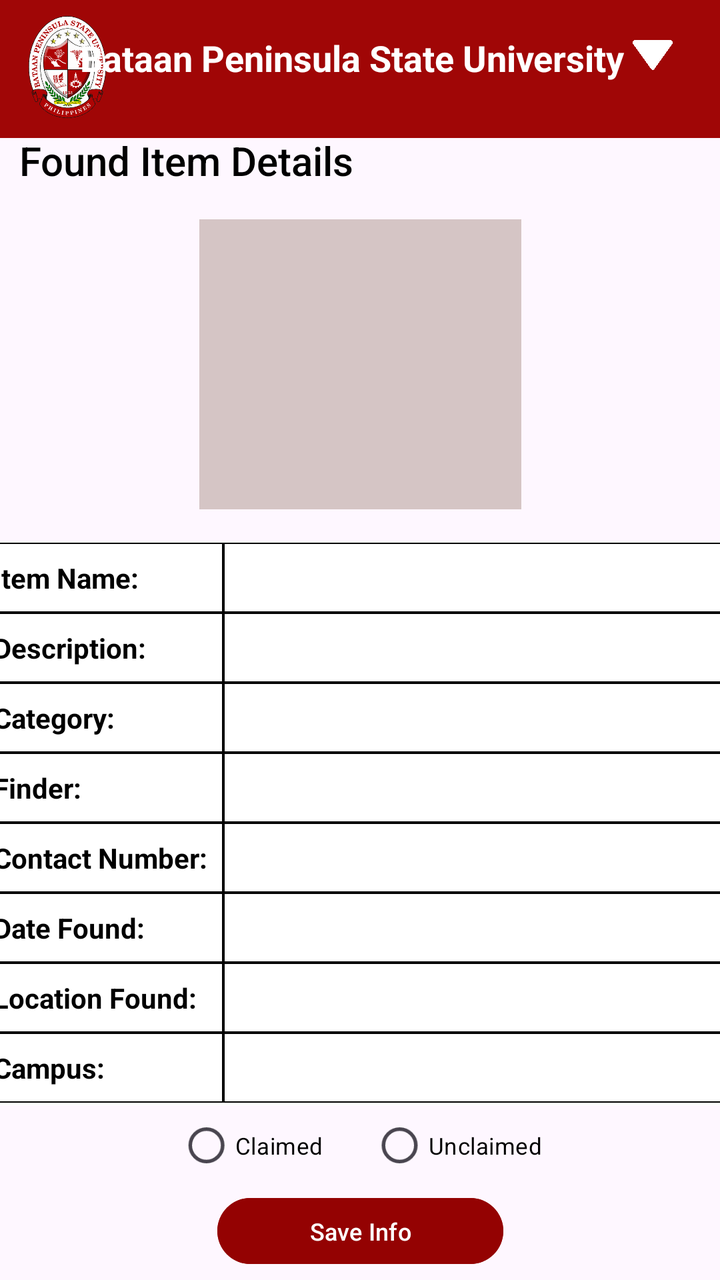
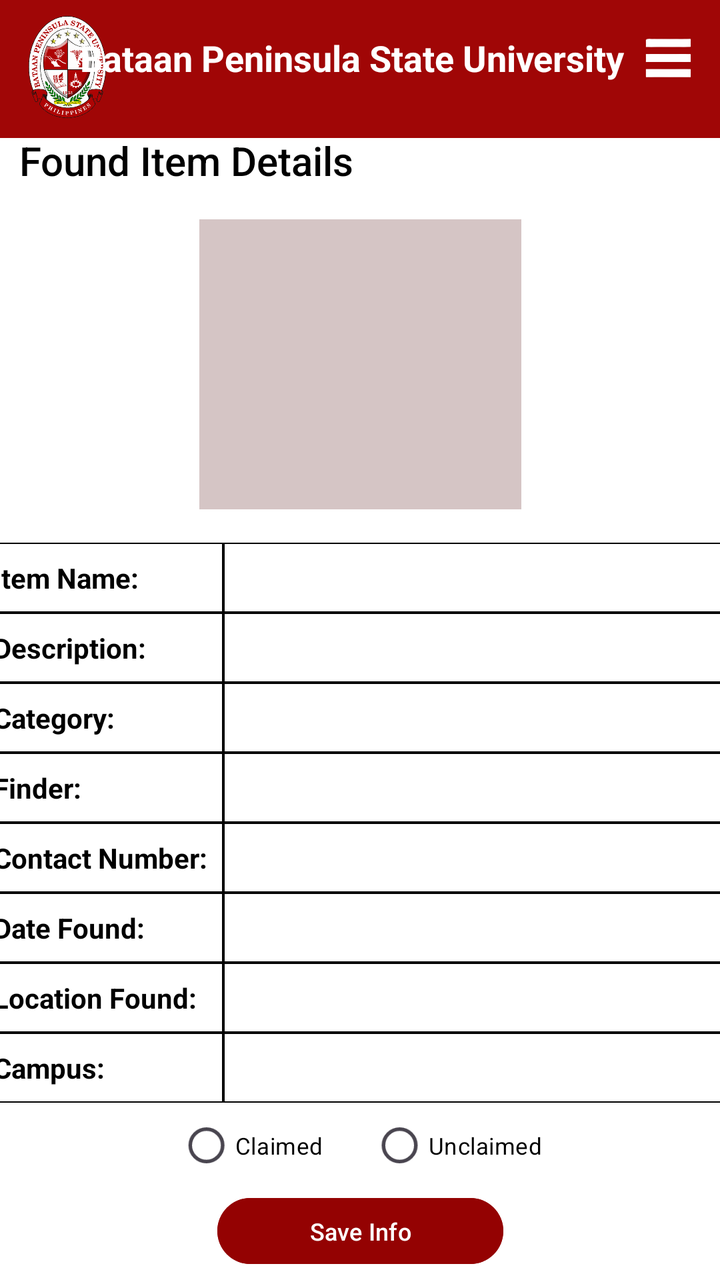

An Android layout rendered at two revisions. The XML below is the earlier revision; the diff shows what the commit changed to produce the second picture.
<!-- AndroidManifest.xml: application theme Theme.FinalCaseStudy -->
<!-- res/layout/activity_found_details.xml -->
<?xml version="1.0" encoding="utf-8"?>
<androidx.constraintlayout.widget.ConstraintLayout xmlns:android="http://schemas.android.com/apk/res/android"
    xmlns:app="http://schemas.android.com/apk/res-auto"
    xmlns:tools="http://schemas.android.com/tools"
    android:id="@+id/main"
    android:layout_width="match_parent"
    android:layout_height="match_parent"
    tools:context=".LostDetailsActivity">

    <RadioGroup
        android:id="@+id/radioGroup"
        android:layout_width="wrap_content"
        android:layout_height="wrap_content"
        android:layout_marginTop="12dp"
        android:orientation="horizontal"
        app:layout_constraintEnd_toEndOf="parent"
        app:layout_constraintStart_toStartOf="parent"
        app:layout_constraintTop_toBottomOf="@id/tableLostDetails"
        app:layout_constraintBottom_toTopOf="@id/button12"
        app:layout_constraintVertical_bias="0.9">

        <RadioButton
            android:id="@+id/radioClaimed"
            android:layout_width="wrap_content"
            android:layout_height="wrap_content"
            android:paddingEnd="16dp"
            android:scaleX="0.9"
            android:scaleY="0.9"
            android:text="Claimed"
            android:textColor="#000000"
            android:textSize="13sp" />

        <RadioButton
            android:id="@+id/radioUnclaimed"
            android:layout_width="wrap_content"
            android:layout_height="wrap_content"
            android:scaleX="0.9"
            android:scaleY="0.9"
            android:text="Unclaimed"
            android:textColor="#000000"
            android:textSize="13sp" />
    </RadioGroup>

    <Button
        android:id="@+id/button12"
        android:layout_width="143dp"
        android:layout_height="41dp"
        android:layout_marginBottom="4dp"
        android:backgroundTint="#940202"
        android:backgroundTintMode="add"
        android:text="Save Info"
        android:textSize="12sp"
        android:textStyle="normal"
        app:layout_constraintBottom_toBottomOf="parent"
        app:layout_constraintEnd_toEndOf="parent"
        app:layout_constraintStart_toStartOf="parent" />

    <TextView
        android:id="@+id/textView18"
        android:layout_width="284dp"
        android:layout_height="35dp"
        android:fontFamily="sans-serif-medium"
        android:text="Found Item Details"
        android:textColor="#000000"
        android:textSize="20sp"
        app:layout_constraintBottom_toBottomOf="parent"
        app:layout_constraintEnd_toEndOf="parent"
        app:layout_constraintHorizontal_bias="0.125"
        app:layout_constraintStart_toStartOf="parent"
        app:layout_constraintTop_toTopOf="parent"
        app:layout_constraintVertical_bias="0.11" />

    <TextView
        android:id="@+id/textView19"
        android:layout_width="429dp"
        android:layout_height="69dp"
        android:layout_marginBottom="5dp"
        android:background="#A00606"
        app:layout_constraintBottom_toBottomOf="parent"
        app:layout_constraintEnd_toEndOf="parent"
        app:layout_constraintHorizontal_bias="0.333"
        app:layout_constraintStart_toStartOf="parent"
        app:layout_constraintTop_toTopOf="parent"
        app:layout_constraintVertical_bias="0.0" />

    <ImageView
        android:id="@+id/imageView5"
        android:layout_width="40dp"
        android:layout_height="67dp"
        app:layout_constraintBottom_toBottomOf="parent"
        app:layout_constraintEnd_toEndOf="parent"
        app:layout_constraintHorizontal_bias="0.043"
        app:layout_constraintStart_toStartOf="parent"
        app:layout_constraintTop_toTopOf="parent"
        app:layout_constraintVertical_bias="0.0"
        app:srcCompat="@drawable/bataan_peninsula_state_university_logo" />

    <TextView
        android:id="@+id/textView20"
        android:layout_width="280dp"
        android:layout_height="26dp"
        android:fontFamily="sans-serif"
        android:text="Bataan Peninsula State University"
        android:textColor="#FFFFFF"
        android:textSize="18sp"
        android:textStyle="bold"
        app:layout_constraintBottom_toBottomOf="parent"
        app:layout_constraintEnd_toEndOf="parent"
        app:layout_constraintHorizontal_bias="0.500"
        app:layout_constraintStart_toStartOf="parent"
        app:layout_constraintTop_toTopOf="parent"
        app:layout_constraintVertical_bias="0.027" />

    <Spinner
        android:id="@+id/spinner3"
        android:layout_width="20dp"
        android:layout_height="15dp"
        android:background="@drawable/pngaaa_com_5204195"
        android:scrollbarSize="4dp"
        android:spinnerMode="dropdown"
        app:layout_constraintBottom_toBottomOf="parent"
        app:layout_constraintEnd_toEndOf="parent"
        app:layout_constraintHorizontal_bias="0.930"
        app:layout_constraintStart_toStartOf="parent"
        app:layout_constraintTop_toTopOf="parent"
        app:layout_constraintVertical_bias="0.032" />

    <FrameLayout
        android:id="@+id/frameItemImage"
        android:layout_width="161dp"
        android:layout_height="145dp"
        android:layout_marginTop="8dp"
        android:layout_marginBottom="16dp"
        android:background="#D5C5C5"
        app:layout_constraintBottom_toTopOf="@+id/tableLostDetails"
        app:layout_constraintEnd_toEndOf="parent"
        app:layout_constraintStart_toStartOf="parent"
        app:layout_constraintTop_toBottomOf="@id/textView18">

        <ImageView
            android:id="@+id/ivItemImage"
            android:layout_width="match_parent"
            android:layout_height="match_parent"
            android:adjustViewBounds="true"
            android:contentDescription="Item Image"
            android:scaleType="fitXY" />

    </FrameLayout>

    <TableLayout
        android:id="@+id/tableLostDetails"
        android:layout_width="385dp"
        android:layout_height="282dp"
        android:layout_marginTop="16dp"
        android:background="#ffffff"
        android:padding="0.5dp"
        android:stretchColumns="1"
        app:layout_constraintEnd_toEndOf="parent"
        app:layout_constraintStart_toStartOf="parent"
        app:layout_constraintTop_toBottomOf="@id/frameItemImage">

        <TableRow>

            <TextView
                android:background="@drawable/cell_border"
                android:padding="8dp"
                android:text="Item Name:"
                android:textColor="#000000"
                android:textStyle="bold" />

            <TextView
                android:id="@+id/tvItemName"
                android:background="@drawable/cell_border"
                android:padding="8dp" />
        </TableRow>

        <TableRow>

            <TextView
                android:background="@drawable/cell_border"
                android:padding="8dp"
                android:text="Description:"
                android:textColor="#000000"
                android:textStyle="bold" />

            <TextView
                android:id="@+id/tvDescription"
                android:background="@drawable/cell_border"
                android:padding="8dp" />
        </TableRow>

        <TableRow>

            <TextView
                android:background="@drawable/cell_border"
                android:padding="8dp"
                android:text="Category:"
                android:textColor="#000000"
                android:textStyle="bold" />

            <TextView
                android:id="@+id/tvCategory"
                android:background="@drawable/cell_border"
                android:padding="8dp" />
        </TableRow>

        <TableRow>

            <TextView
                android:background="@drawable/cell_border"
                android:padding="8dp"
                android:text="Finder:"
                android:textColor="#000000"
                android:textStyle="bold" />

            <TextView
                android:id="@+id/tvOwner"
                android:background="@drawable/cell_border"
                android:padding="8dp" />
        </TableRow>

        <TableRow>

            <TextView
                android:background="@drawable/cell_border"
                android:padding="8dp"
                android:text="Contact Number:"
                android:textColor="#000000"
                android:textSize="14sp"
                android:textStyle="bold" />

            <TextView
                android:id="@+id/tvContact"
                android:background="@drawable/cell_border"
                android:padding="8dp" />
        </TableRow>

        <TableRow>

            <TextView
                android:background="@drawable/cell_border"
                android:padding="8dp"
                android:text="Date Found:"
                android:textColor="#000000"
                android:textStyle="bold" />

            <TextView
                android:id="@+id/tvDateLoss"
                android:background="@drawable/cell_border"
                android:padding="8dp" />
        </TableRow>

        <TableRow>

            <TextView
                android:background="@drawable/cell_border"
                android:padding="8dp"
                android:text="Location Found:"
                android:textColor="#000000"
                android:textStyle="bold" />

            <TextView
                android:id="@+id/tvLocationLoss"
                android:background="@drawable/cell_border"
                android:padding="8dp" />
        </TableRow>

        <TableRow>

            <TextView
                android:background="@drawable/cell_border"
                android:padding="8dp"
                android:text="Campus:"
                android:textColor="#000000"
                android:textStyle="bold" />

            <TextView
                android:id="@+id/tvCampus"
                android:background="@drawable/cell_border"
                android:padding="8dp" />
        </TableRow>

    </TableLayout>

    

    <TextView
        android:id="@+id/textViewClaimsHeader"
        android:layout_width="wrap_content"
        android:layout_height="wrap_content"
        android:layout_marginStart="28dp"
        android:layout_marginTop="640dp"
        android:fontFamily="sans-serif-medium"
        android:text="Claims"
        android:textColor="#000000"
        android:textSize="20sp"
        app:layout_constraintStart_toStartOf="parent"
        app:layout_constraintTop_toTopOf="parent" />

    <TableLayout
        android:id="@+id/tableClaims"
        android:layout_width="388dp"
        android:layout_height="wrap_content"
        android:layout_marginTop="8dp"
        android:background="#000000"
        android:padding="0.5dp"
        android:stretchColumns="*"
        app:layout_constraintTop_toBottomOf="@id/textViewClaimsHeader"
        app:layout_constraintStart_toStartOf="parent"
        app:layout_constraintEnd_toEndOf="parent">

        <TableRow>
            <TextView
                android:background="@drawable/cell_border"
                android:padding="8dp"
                android:text="Claimant"
                android:textColor="#000000"
                android:textStyle="bold" />
            <TextView
                android:background="@drawable/cell_border"
                android:padding="8dp"
                android:text="Status"
                android:textColor="#000000"
                android:textStyle="bold" />

            <TextView
                android:id="@+id/size"
                android:background="@drawable/cell_border"
                android:padding="8dp"
                android:text="Submission Date"
                android:textColor="#000000"
                android:textStyle="bold" />
        </TableRow>

        
        <TableRow>

            <EditText
                android:id="@+id/etClaimant"
                android:background="@drawable/cell_border"
                android:hint="Enter name"
                android:padding="8dp"
                android:textColor="#000000"
                android:textSize="14sp" />

            <EditText
                android:id="@+id/etStatus"
                android:background="@drawable/cell_border"
                android:hint="Enter status"
                android:padding="8dp"
                android:textColor="#000000"
                android:textSize="14sp" />

            <EditText
                android:id="@+id/etSubmissionDate"
                android:background="@drawable/cell_border"
                android:hint="MM/DD/YYYY"
                android:padding="8dp"
                android:textColor="#000000"
                android:textSize="14sp" />
        </TableRow>
    </TableLayout>

</androidx.constraintlayout.widget.ConstraintLayout>
<!-- resources referenced by this layout -->
<resources>
  <!-- drawable bataan_peninsula_state_university_logo: png bitmap (drawable, 28800 bytes) -->
  <!-- drawable cell_border (drawable) -->
  <?xml version="1.0" encoding="utf-8"?>
  <shape xmlns:android="http://schemas.android.com/apk/res/android"
      android:shape="rectangle">
      <solid android:color="#FFFFFF" />
      <stroke
          android:width="0.5dp"
          android:color="#000000" />
  </shape>
  <!-- drawable pngaaa_com_5204195: png bitmap (drawable, 10240 bytes) -->
  <style name="Theme.FinalCaseStudy" parent="Base.Theme.FinalCaseStudy" />
  <style name="Base.Theme.FinalCaseStudy" parent="Theme.Material3.DayNight.NoActionBar">
          
          
      </style>
</resources>

<!-- the commit's change to res/layout/activity_found_details.xml (unified diff, before → after) -->
@@ -5,6 +5,7 @@
     android:id="@+id/main"
     android:layout_width="match_parent"
     android:layout_height="match_parent"
+    android:background="#ffffff"
     tools:context=".LostDetailsActivity">
 
     <RadioGroup
@@ -13,10 +14,10 @@
         android:layout_height="wrap_content"
         android:layout_marginTop="12dp"
         android:orientation="horizontal"
+        app:layout_constraintBottom_toTopOf="@id/button12"
         app:layout_constraintEnd_toEndOf="parent"
         app:layout_constraintStart_toStartOf="parent"
         app:layout_constraintTop_toBottomOf="@id/tableLostDetails"
-        app:layout_constraintBottom_toTopOf="@id/button12"
         app:layout_constraintVertical_bias="0.9">
 
         <RadioButton
@@ -113,17 +114,17 @@
 
     <Spinner
         android:id="@+id/spinner3"
-        android:layout_width="20dp"
-        android:layout_height="15dp"
-        android:background="@drawable/pngaaa_com_5204195"
+        android:layout_width="25dp"
+        android:layout_height="23dp"
+        android:background="@drawable/white_menu_icon_png_18_removebg_preview"
         android:scrollbarSize="4dp"
         android:spinnerMode="dropdown"
         app:layout_constraintBottom_toBottomOf="parent"
         app:layout_constraintEnd_toEndOf="parent"
-        app:layout_constraintHorizontal_bias="0.930"
-        app:layout_constraintStart_toStartOf="parent"
-        app:layout_constraintTop_toTopOf="parent"
-        app:layout_constraintVertical_bias="0.032" />
+        app:layout_constraintHorizontal_bias="0.960"
+        app:layout_constraintStart_toStartOf="parent"
+        app:layout_constraintTop_toTopOf="parent"
+        app:layout_constraintVertical_bias="0.029" />
 
     <FrameLayout
         android:id="@+id/frameItemImage"
@@ -305,17 +306,19 @@
         android:background="#000000"
         android:padding="0.5dp"
         android:stretchColumns="*"
-        app:layout_constraintTop_toBottomOf="@id/textViewClaimsHeader"
-        app:layout_constraintStart_toStartOf="parent"
-        app:layout_constraintEnd_toEndOf="parent">
-
-        <TableRow>
+        app:layout_constraintEnd_toEndOf="parent"
+        app:layout_constraintStart_toStartOf="parent"
+        app:layout_constraintTop_toBottomOf="@id/textViewClaimsHeader">
+
+        <TableRow>
+
             <TextView
                 android:background="@drawable/cell_border"
                 android:padding="8dp"
                 android:text="Claimant"
                 android:textColor="#000000"
                 android:textStyle="bold" />
+
             <TextView
                 android:background="@drawable/cell_border"
                 android:padding="8dp"
<!-- resource entries referenced after the edit -->
@@ -10,7 +10,7 @@
           android:width="0.5dp"
           android:color="#000000" />
   </shape>
-  <!-- drawable pngaaa_com_5204195: png bitmap (drawable, 10240 bytes) -->
+  <!-- drawable white_menu_icon_png_18_removebg_preview: png bitmap (drawable, 4588 bytes) -->
   <style name="Theme.FinalCaseStudy" parent="Base.Theme.FinalCaseStudy" />
   <style name="Base.Theme.FinalCaseStudy" parent="Theme.Material3.DayNight.NoActionBar">
           
